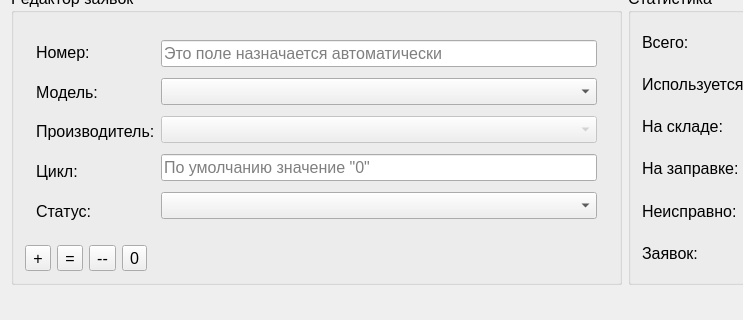
Above: mainwindow.ui from gvintux/cm before the change; both pictures show x 0 to 743 and y 425 to 745 of the 842 by 745 pixel window. Below: the same form after it.
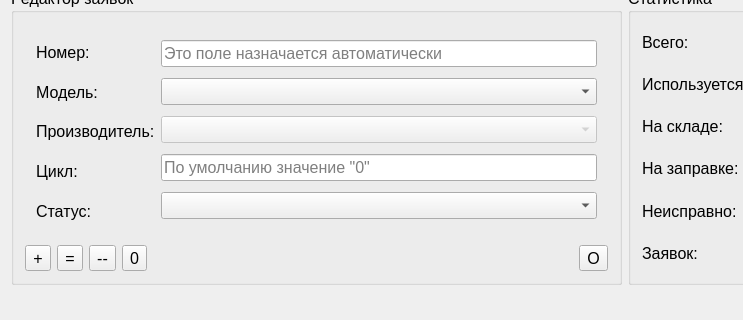
That is the form after the change. Icons and pictures are not drawn.

What changed in the file:
```diff
--- a/mainwindow.ui
+++ b/mainwindow.ui
@@ -312,7 +312,7 @@
           </widget>
          </item>
          <item>
-          <layout class="QHBoxLayout" name="horizontalLayout_4" stretch="1,1,1,1,10">
+          <layout class="QHBoxLayout" name="horizontalLayout_4" stretch="1,1,1,1,10,1">
            <item>
             <widget class="QToolButton" name="tbAddRecord">
              <property name="text">
@@ -394,6 +394,23 @@
              </property>
             </spacer>
            </item>
+           <item>
+            <widget class="QToolButton" name="tbLog">
+             <property name="text">
+              <string>O</string>
+             </property>
+             <property name="icon">
+              <iconset resource="res.qrc">
+               <normaloff>:/pic/log_s_ok.png</normaloff>:/pic/log_s_ok.png</iconset>
+             </property>
+             <property name="iconSize">
+              <size>
+               <width>32</width>
+               <height>32</height>
+              </size>
+             </property>
+            </widget>
+           </item>
           </layout>
          </item>
         </layout>
```
Left out of the diff: 1 changed line with no effect on the pictures.
